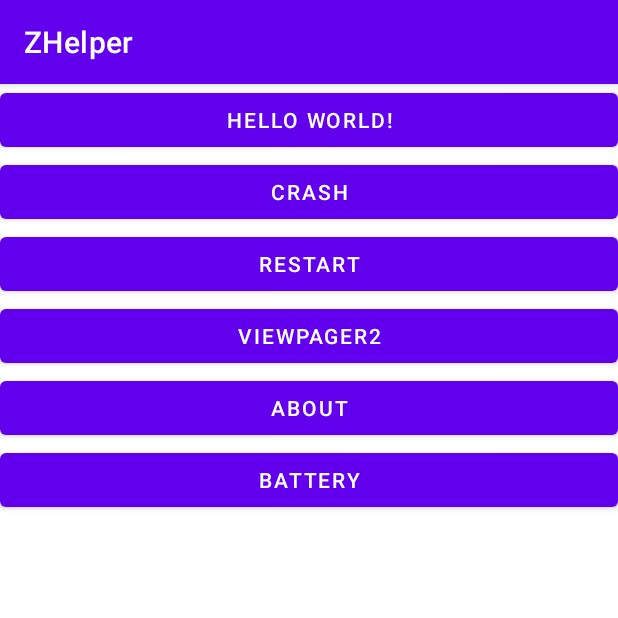
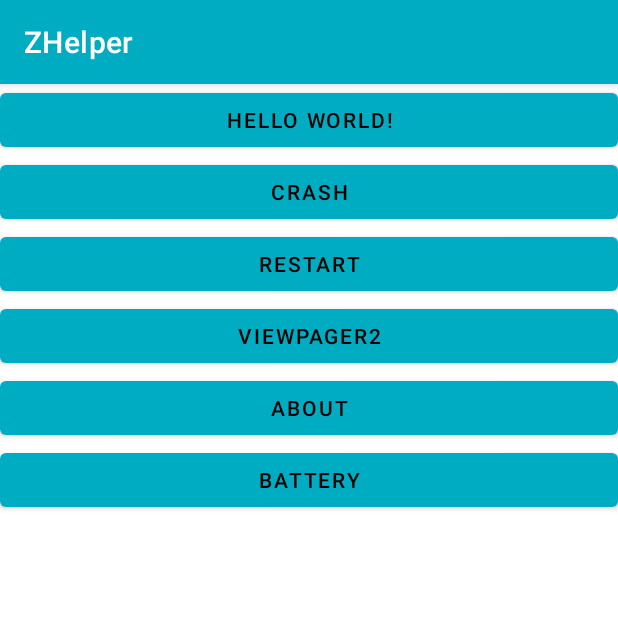
Before and after one commit to zerofancy/zerohelper, an Android app: the screen it shows after launch (MainActivity), on a phone screen of 412 x 824 dp, the top half of it. Run offline under Robolectric (Android 15) with nearby library versions, the phone set to English and light mode, and no system bars.

Commit message:
修改配色

```diff
--- a/app/src/main/res/values-night/themes.xml
+++ b/app/src/main/res/values-night/themes.xml
@@ -2,13 +2,13 @@
     <!-- Base application theme. -->
     <style name="Theme.ZeroHelper" parent="Theme.MaterialComponents.DayNight.DarkActionBar">
         <!-- Primary brand color. -->
-        <item name="colorPrimary">@color/purple_200</item>
-        <item name="colorPrimaryVariant">@color/purple_700</item>
+        <item name="colorPrimary">#00acc1</item>
+        <item name="colorPrimaryVariant">#007c91</item>
         <item name="colorOnPrimary">@color/black</item>
         <!-- Secondary brand color. -->
-        <item name="colorSecondary">@color/teal_200</item>
-        <item name="colorSecondaryVariant">@color/teal_200</item>
-        <item name="colorOnSecondary">@color/black</item>
+        <item name="colorSecondary">#007769</item>
+        <item name="colorSecondaryVariant">#004a3f</item>
+        <item name="colorOnSecondary">@color/white</item>
         <!-- Status bar color. -->
         <item name="android:statusBarColor" tools:targetApi="l">?attr/colorPrimaryVariant</item>
         <!-- Customize your theme here. -->
--- a/app/src/main/res/values/themes.xml
+++ b/app/src/main/res/values/themes.xml
@@ -2,13 +2,13 @@
     <!-- Base application theme. -->
     <style name="Theme.ZeroHelper" parent="Theme.MaterialComponents.DayNight.DarkActionBar">
         <!-- Primary brand color. -->
-        <item name="colorPrimary">@color/purple_500</item>
-        <item name="colorPrimaryVariant">@color/purple_700</item>
-        <item name="colorOnPrimary">@color/white</item>
+        <item name="colorPrimary">#00acc1</item>
+        <item name="colorPrimaryVariant">#007c91</item>
+        <item name="colorOnPrimary">@color/black</item>
         <!-- Secondary brand color. -->
-        <item name="colorSecondary">@color/teal_200</item>
-        <item name="colorSecondaryVariant">@color/teal_700</item>
-        <item name="colorOnSecondary">@color/black</item>
+        <item name="colorSecondary">#007769</item>
+        <item name="colorSecondaryVariant">#004a3f</item>
+        <item name="colorOnSecondary">@color/white</item>
         <!-- Status bar color. -->
         <item name="android:statusBarColor" tools:targetApi="l">?attr/colorPrimaryVariant</item>
         <!-- Customize your theme here. -->
--- a/build.gradle
+++ b/build.gradle
@@ -9,8 +9,8 @@ buildscript {
     }
     dependencies {
         //noinspection AndroidGradlePluginVersion
-        classpath "com.android.tools.build:gradle:4.2.2" // 暂时不升级，新版本在我的MacOS上Sync不过
-        classpath "org.jetbrains.kotlin:kotlin-gradle-plugin:1.6.10"
+        classpath "com.android.tools.build:gradle:7.2.1"
+        classpath "org.jetbrains.kotlin:kotlin-gradle-plugin:1.7.0"
         classpath 'com.bytedance.tools.lancet:lancet-plugin-asm6:1.0.0'
         // NOTE: Do not place your application dependencies here; they belong
         // in the individual module build.gradle files
```
Also changed, not shown: app/build.gradle (+11 -11 lines), app/src/main/java/top/ntutn/zerohelper/Lancet.java (deleted, +0 -58 lines), 1 other file.
